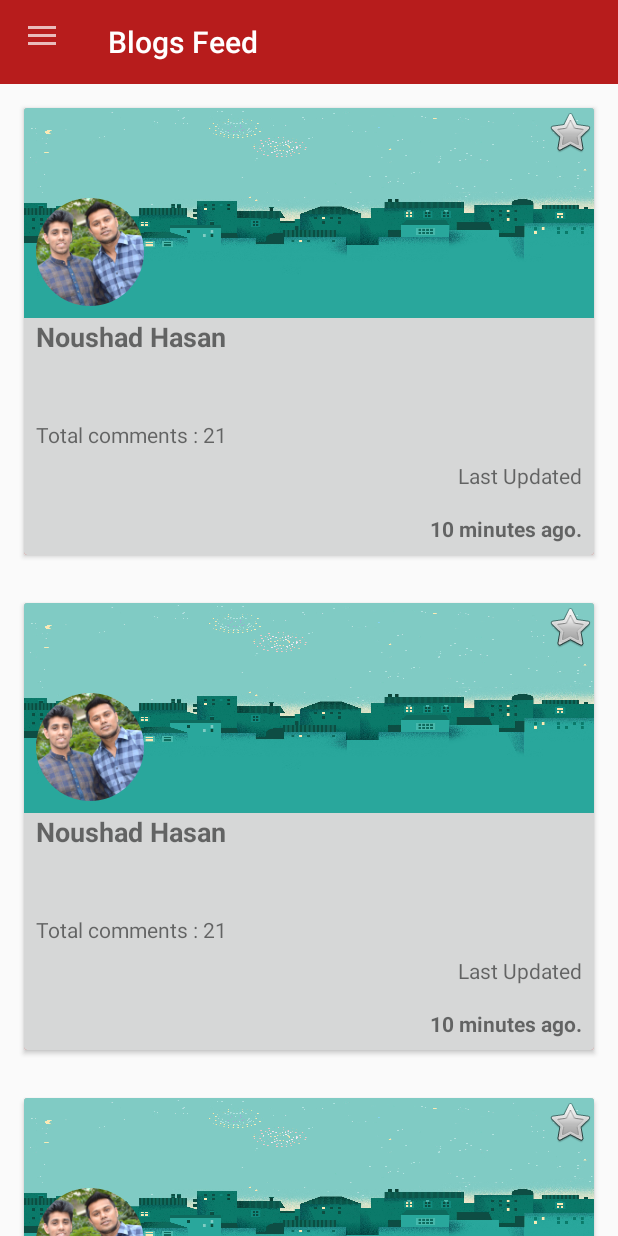
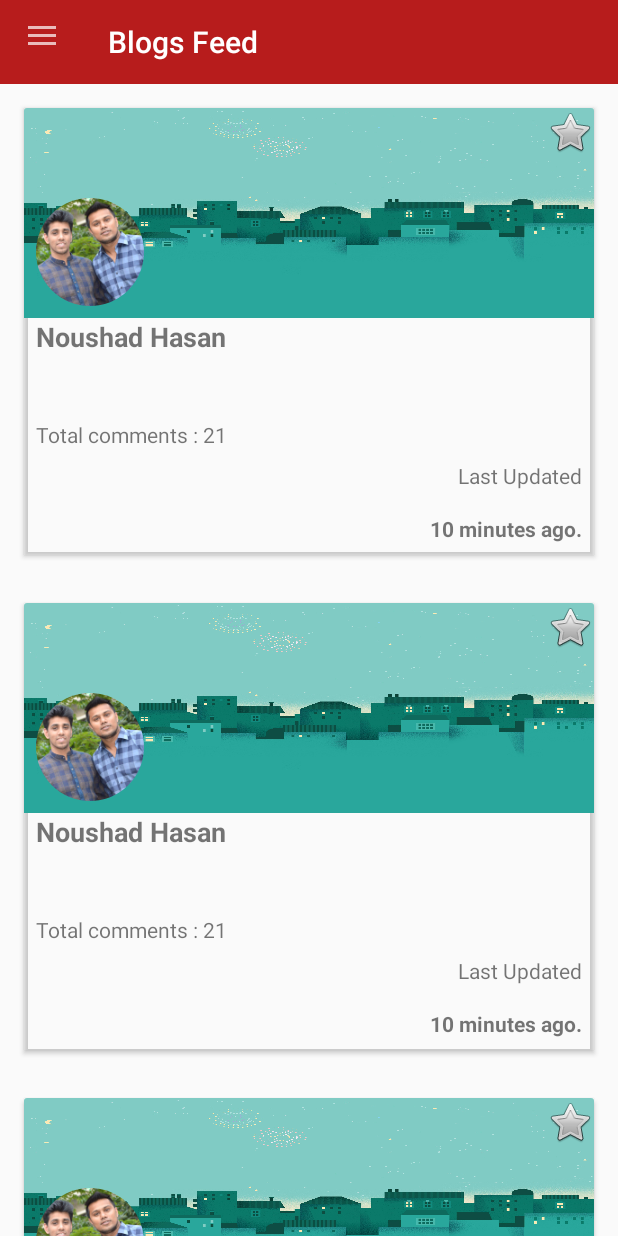
Before and after one commit to levirgon/blog-reader-app, an Android app: the ListFragment screen opened directly, with no data from a screen before it, on a phone screen of 412 x 824 dp. Run offline under Robolectric (Android 15) with nearby library versions, the phone set to English and light mode, and no system bars; our stand-ins replace CircleImageView.

Commit message:
changed card layout background

```diff
--- a/app/src/main/java/com/example/noushad/blogbee/model/Blog.java
+++ b/app/src/main/java/com/example/noushad/blogbee/model/Blog.java
@@ -19,7 +19,7 @@ public class Blog {
     private String mBlogTitle;
     private String mDescription;
     private List<Comments> mComments;
-
+    private boolean isFavourite = false;
 
 
     public Blog(Bitmap coverImage, Bitmap profileImage, String bloggerName, String blogTitle, String commentsCount, String lastUpdateTime, String description, List<Comments> comments) {
--- a/app/src/main/res/layout/list_item.xml
+++ b/app/src/main/res/layout/list_item.xml
@@ -9,13 +9,13 @@
         android:layout_width="match_parent"
         android:layout_height="wrap_content"
         android:layout_margin="16dp"
-        app:cardBackgroundColor="@color/colorPrimary">
+        app:cardBackgroundColor="@android:color/transparent">
 
         <LinearLayout
             android:layout_width="match_parent"
             android:layout_height="wrap_content"
             android:layout_alignParentTop="true"
-            android:background="?android:attr/colorButtonNormal"
+            android:background="@android:color/transparent"
             android:orientation="vertical">
 
             <RelativeLayout
```
